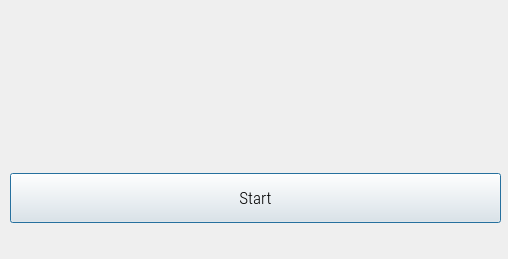
thaontp234112e/Project, file Face-Recogntion-PyQt/Face_Detection_PyQt_Final/mainwindow.ui: the form before one commit.
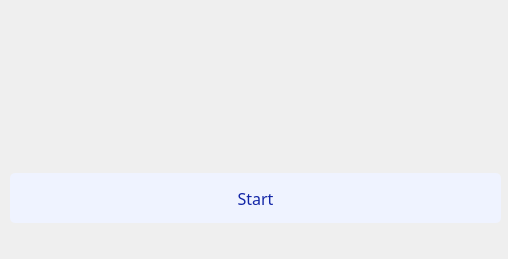
The form after the commit. Icons and pictures are not drawn.

```diff
--- a/Face-Recogntion-PyQt/Face_Detection_PyQt_Final/mainwindow.ui
+++ b/Face-Recogntion-PyQt/Face_Detection_PyQt_Final/mainwindow.ui
@@ -68,10 +68,38 @@
       </property>
       <property name="font">
        <font>
-        <family>Roboto Condensed Light</family>
-        <pointsize>13</pointsize>
+        <family>Montserrat ExtraBold</family>
+        <pointsize>12</pointsize>
+        <weight>10</weight>
+        <italic>false</italic>
+        <bold>false</bold>
        </font>
       </property>
+      <property name="styleSheet">
+       <string notr="true">QPushButton {
+ /* Màu nền mặc định */
+	background-color: rgb(239, 243, 255);
+	color: rgb(19, 38, 167);
+    border-radius: 5px;
+	font: 81 12pt &quot;Montserrat ExtraBold&quot;;
+
+}
+
+QPushButton:hover {
+background-color: rgb(229, 235, 255);
+
+}
+
+QPushButton:pressed {
+    background-color: #0581F9; /* Màu khi nhấn */
+}
+
+QPushButton:focus {
+    color: rgb(255, 255, 255);
+	background-color: rgb(19, 38, 167);
+}
+</string>
+      </property>
       <property name="text">
        <string>Start</string>
       </property>
```
Left out of the diff: 6 changed lines with no effect on the pictures.
